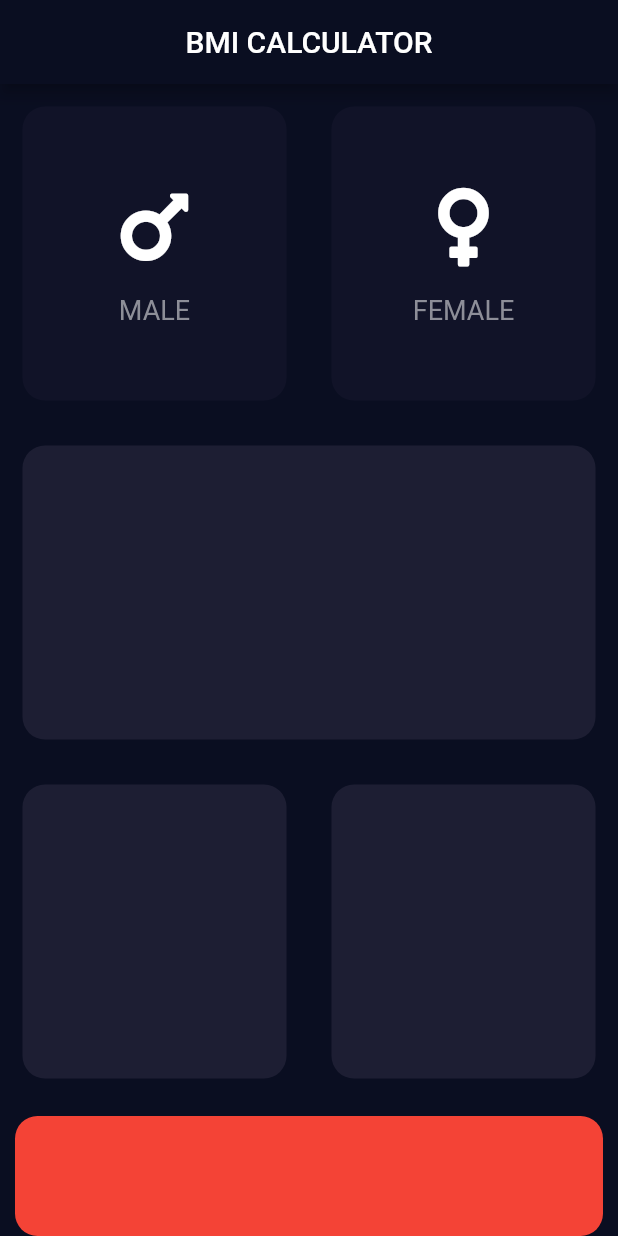
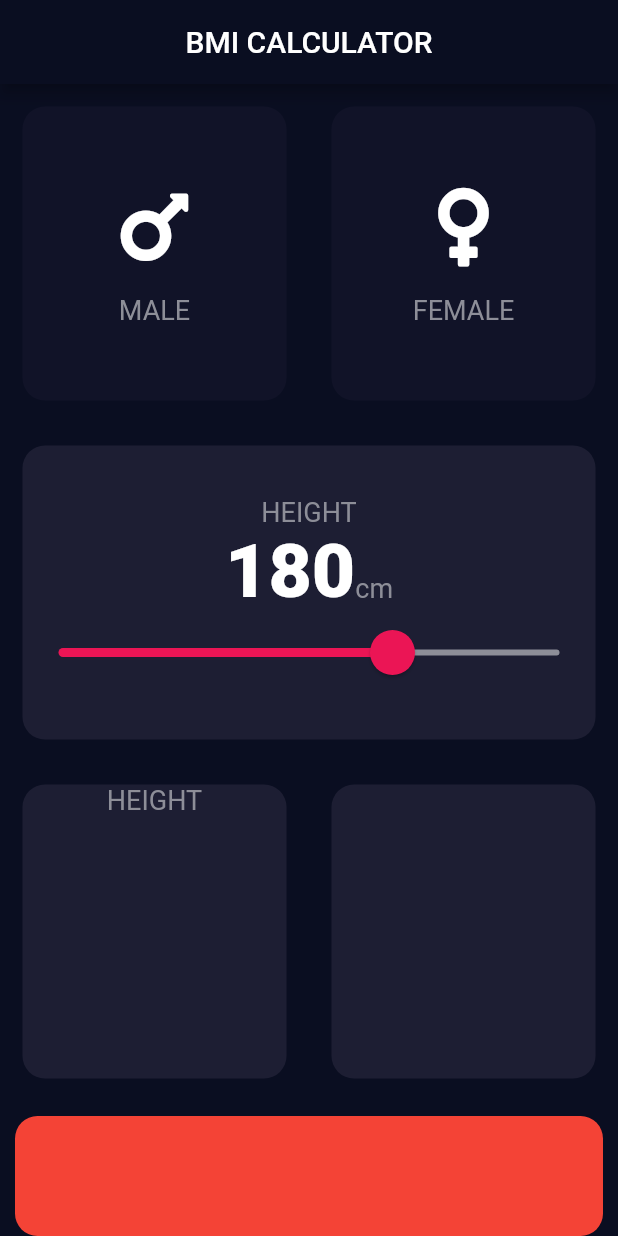
Before and after one commit to tk-code-dev/flutter_bmi, a Flutter app: the screen it shows after launch, on a phone screen of 412 x 824 dp. Run offline on Flutter 3.47's test engine with Material 2 defaults, Android fonts, the phone set to English and light mode, and no system bars; our stand-ins replace font_awesome_flutter.

Commit message:
Add Slider and constants file

```diff
--- /dev/null
+++ b/lib/constants.dart
@@ -0,0 +1,16 @@
+import 'package:flutter/material.dart';
+
+const kBottomContainerHeight = 80.0;
+const kActiveCardColour = Color(0xFF1D1E33);
+const kInactiveCardColour = Color(0xFF111328);
+const kBottomContainerColour = Colors.red;
+
+const kLabelTextStyle = TextStyle(
+  fontSize: 18.0,
+  color: Color(0xFF8D8E98),
+);
+
+const kNumberTextStyle = TextStyle(
+  fontSize: 50.0,
+  fontWeight: FontWeight.w800,
+);
--- a/lib/icon_content.dart
+++ b/lib/icon_content.dart
@@ -1,9 +1,5 @@
 import 'package:flutter/material.dart';
-
-const labelTextStyle = TextStyle(
-  fontSize: 18.0,
-  color: Color(0xFF8D8E98),
-);
+import 'constants.dart';
 
 class IconContent extends StatelessWidget {
   final IconData icon;
@@ -26,7 +22,7 @@ class IconContent extends StatelessWidget {
         ),
         Text(
           label,
-          style: labelTextStyle,
+          style: kLabelTextStyle,
         )
       ],
     );
--- a/lib/input_page.dart
+++ b/lib/input_page.dart
@@ -2,11 +2,8 @@ import 'package:flutter/material.dart';
 import 'package:font_awesome_flutter/font_awesome_flutter.dart';
 import 'icon_content.dart';
 import 'reusable_card.dart';
+import 'constants.dart';
 
-const bottomContainerHeight = 80.0;
-const activeCardColour = Color(0xFF1D1E33);
-const inactiveCardColour = Color(0xFF111328);
-const bottomContainerColour = Colors.red;
 enum Gender { male, female }
 
 class InputPage extends StatefulWidget {
@@ -16,8 +13,7 @@ class InputPage extends StatefulWidget {
 
 class _InputPageState extends State<InputPage> {
   Gender selectedGender;
-  Color maleCardColour = inactiveCardColour;
-  Color femaleCardColour = inactiveCardColour;
+  int height = 180;
 
   @override
   Widget build(BuildContext context) {
@@ -26,45 +22,40 @@ class _InputPageState extends State<InputPage> {
           title: Center(child: Text('BMI CALCULATOR')),
         ),
         body: Column(
+          crossAxisAlignment: CrossAxisAlignment.stretch,
           children: <Widget>[
             Expanded(
               child: Row(
                 children: <Widget>[
                   Expanded(
-                    child: GestureDetector(
-                      onTap: () {
+                    child: ReusableCard(
+                      onPress: () {
                         setState(() {
                           selectedGender = Gender.male;
-//                          updateColour(Gender.male);
                         });
                       },
-                      child: ReusableCard(
                       colour: selectedGender == Gender.male
-                            ? activeCardColour
-                            : inactiveCardColour,
+                          ? kActiveCardColour
+                          : kInactiveCardColour,
                       cardChild: IconContent(
                         icon: FontAwesomeIcons.mars,
                         label: 'MALE',
                       ),
                     ),
                   ),
-                  ),
                   Expanded(
-                    child: GestureDetector(
-                      onTap: () {
+                    child: ReusableCard(
+                      onPress: () {
                         setState(() {
                           selectedGender = Gender.female;
-//                          updateColour(Gender.female);
                         });
                       },
-                      child: ReusableCard(
                       colour: selectedGender == Gender.female
-                            ? activeCardColour
-                            : inactiveCardColour,
+                          ? kActiveCardColour
+                          : kInactiveCardColour,
                       cardChild: IconContent(
                         icon: FontAwesomeIcons.venus,
                         label: 'FEMALE',
-                        ),
                       ),
                     ),
                   )
@@ -73,7 +64,51 @@ class _InputPageState extends State<InputPage> {
             ),
             Expanded(
               child: ReusableCard(
-                colour: activeCardColour,
+                colour: kActiveCardColour,
+                cardChild: Column(
+                  mainAxisAlignment: MainAxisAlignment.center,
+                  children: <Widget>[
+                    Text(
+                      'HEIGHT',
+                      style: kLabelTextStyle,
+                    ),
+                    Row(
+                      mainAxisAlignment: MainAxisAlignment.center,
+                      crossAxisAlignment: CrossAxisAlignment.baseline,
+                      textBaseline: TextBaseline.alphabetic,
+                      children: <Widget>[
+                        Text(
+                          height.toString(),
+                          style: kNumberTextStyle,
+                        ),
+                        Text(
+                          'cm',
+                          style: kLabelTextStyle,
+                        )
+                      ],
+                    ),
+                    SliderTheme(
+                      data: SliderTheme.of(context).copyWith(
+                          activeTrackColor: Colors.white,
+                          thumbColor: Color(0xFFEB1555),
+                          overlayColor: Color(0x29EB1555),
+                          thumbShape:
+                              RoundSliderThumbShape(enabledThumbRadius: 15.0)),
+                      child: Slider(
+                        value: height.toDouble(),
+                        min: 100.0,
+                        max: 220.0,
+                        activeColor: Color(0xFFEB1555),
+                        inactiveColor: Color(0xFF8D8E98),
+                        onChanged: (double newValue) {
+                          setState(() {
+                            height = newValue.round();
+                          });
+                        },
+                      ),
+                    )
+                  ],
+                ),
               ),
             ),
             Expanded(
@@ -81,23 +116,31 @@ class _InputPageState extends State<InputPage> {
                 children: <Widget>[
                   Expanded(
                     child: ReusableCard(
-                      colour: activeCardColour,
+                      colour: kActiveCardColour,
+                      cardChild: Column(
+                        children: <Widget>[
+                          Text(
+                            'HEIGHT',
+                            style: kLabelTextStyle,
+                          )
+                        ],
+                      ),
                     ),
                   ),
                   Expanded(
                     child: ReusableCard(
-                      colour: activeCardColour,
+                      colour: kActiveCardColour,
                     ),
                   ),
                 ],
               ),
             ),
             Container(
-              height: bottomContainerHeight,
+              height: kBottomContainerHeight,
               width: double.infinity,
               margin: EdgeInsets.fromLTRB(10.0, 10.0, 10.0, 0),
               decoration: BoxDecoration(
-                color: bottomContainerColour,
+                color: kBottomContainerColour,
                 borderRadius: BorderRadius.circular(15.0),
               ),
             )
--- a/lib/reusable_card.dart
+++ b/lib/reusable_card.dart
@@ -3,16 +3,21 @@ import 'package:flutter/material.dart';
 class ReusableCard extends StatelessWidget {
   final Color colour;
   final Widget cardChild;
-  ReusableCard({@required this.colour, this.cardChild});
+  final Function onPress;
+
+  ReusableCard({@required this.colour, this.cardChild, this.onPress});
 
   @override
   Widget build(BuildContext context) {
-    return Container(
-      child: cardChild,
-      margin: EdgeInsets.all(15.0),
-      decoration: BoxDecoration(
-        color: colour,
-        borderRadius: BorderRadius.circular(15.0),
+    return GestureDetector(
+      onTap: onPress,
+      child: Container(
+        child: cardChild,
+        margin: EdgeInsets.all(15.0),
+        decoration: BoxDecoration(
+          color: colour,
+          borderRadius: BorderRadius.circular(15.0),
+        ),
       ),
     );
   }
```
Lines whose indentation alone changed are shown as unchanged.
